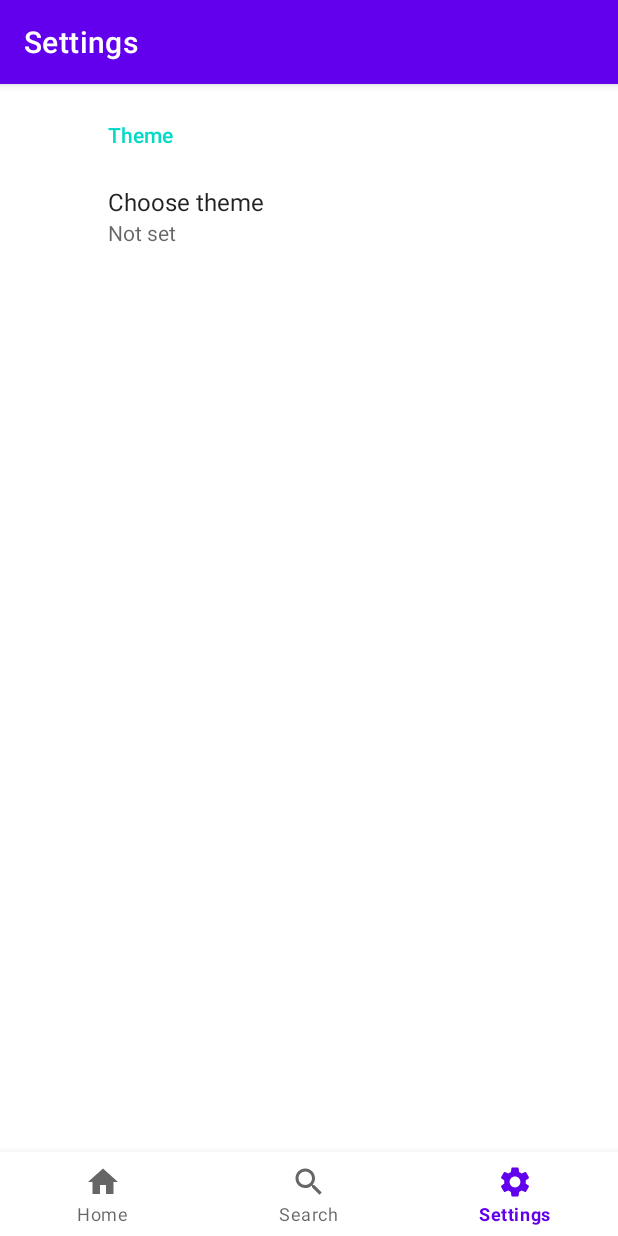
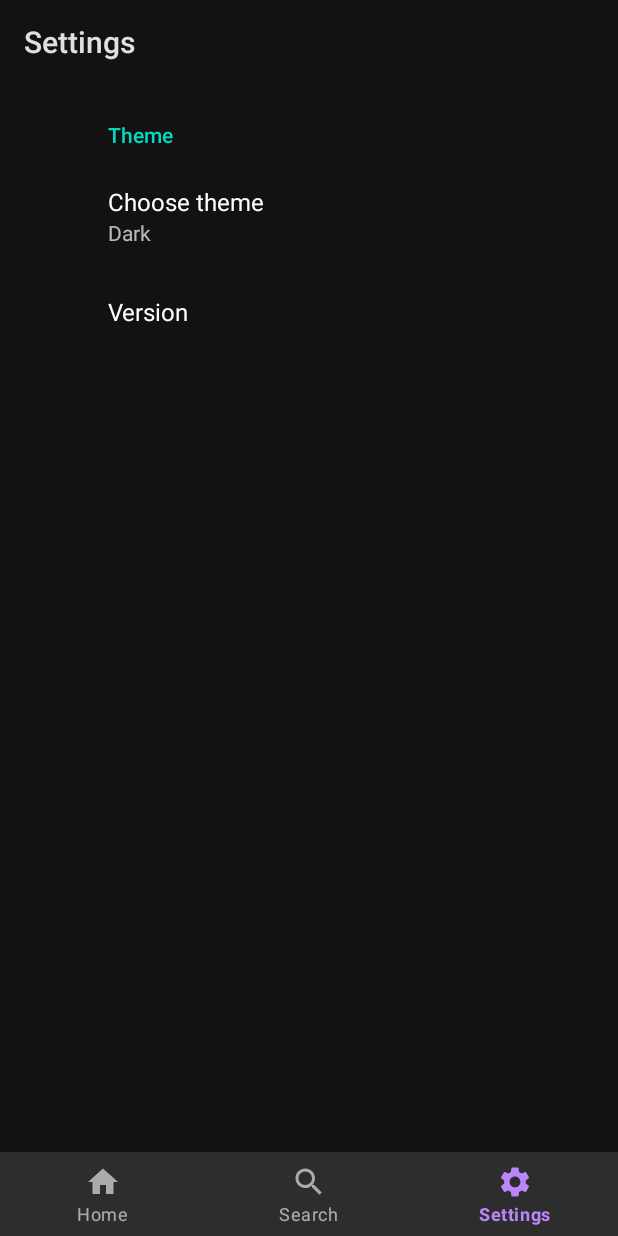
Before and after one commit to jimandreas/SearchViewBottomNav, an Android app: the SettingsFragment screen opened through its navigation route, on a phone screen of 412 x 824 dp. Run offline under Robolectric (Android 15) with nearby library versions, the phone set to English and light mode, and no system bars; our stand-ins replace Timber, androidx.preference, navigation-ui.

Commit message:
theme preference

```diff
--- a/app/src/main/java/com/example/searchviewbottomnav/MainActivity.kt
+++ b/app/src/main/java/com/example/searchviewbottomnav/MainActivity.kt
@@ -1,12 +1,15 @@
 package com.example.searchviewbottomnav
 
 import android.os.Bundle
+
 import com.google.android.material.bottomnavigation.BottomNavigationView
 import androidx.appcompat.app.AppCompatActivity
 import androidx.navigation.findNavController
 import androidx.navigation.ui.AppBarConfiguration
 import androidx.navigation.ui.setupActionBarWithNavController
 import androidx.navigation.ui.setupWithNavController
+import androidx.preference.PreferenceManager
+import com.example.searchviewbottomnav.ui.settings.SettingsFragment.Companion.bashTheTheme
 
 class MainActivity : AppCompatActivity() {
 
@@ -22,5 +25,8 @@ class MainActivity : AppCompatActivity() {
                 R.id.navigation_home, R.id.navigation_search, R.id.navigation_settings))
         setupActionBarWithNavController(navController, appBarConfiguration)
         navView.setupWithNavController(navController)
+
+        val prefs = PreferenceManager.getDefaultSharedPreferences(this)
+        bashTheTheme(prefs!!, resources)
     }
 }
--- a/app/src/main/java/com/example/searchviewbottomnav/ui/settings/SettingsFragment.kt
+++ b/app/src/main/java/com/example/searchviewbottomnav/ui/settings/SettingsFragment.kt
@@ -1,48 +1,63 @@
-@file:Suppress("RedundantSamConstructor")
+@file:Suppress("RedundantSamConstructor", "MoveVariableDeclarationIntoWhen", "UNUSED_VARIABLE")
 
 package com.example.searchviewbottomnav.ui.settings
 
 import android.content.SharedPreferences
-import android.os.Build
+import android.content.res.Resources
 import android.os.Bundle
-import android.util.Log
+import androidx.appcompat.app.AppCompatDelegate
 import androidx.preference.ListPreference
 import androidx.preference.Preference
 import androidx.preference.PreferenceFragmentCompat
+import com.example.searchviewbottomnav.BuildConfig
 import com.example.searchviewbottomnav.R
+import com.example.searchviewbottomnav.util.Defs.TEN_Q_GOOD_BUDDY
 import timber.log.Timber
 
 class SettingsFragment : PreferenceFragmentCompat(),
-    SharedPreferences.OnSharedPreferenceChangeListener {
+        SharedPreferences.OnSharedPreferenceChangeListener {
 
 
     private var themePreference: ListPreference? = null
+    private var savedResources: Resources? = null
 
     override fun onCreatePreferences(savedInstanceState: Bundle?, rootKey: String?) {
+        savedResources = resources
         setPreferencesFromResource(R.xml.root_preferences, rootKey)
         val context = preferenceScreen.context
 
         themePreferenceHandler()
 
-//        val versionPreference = findPreference("app_version")
-//        val currentVersionString = BuildConfig.VERSION_NAME
-//        versionPreference.summary = currentVersionString
+        val versionPreference: Preference? = findPreference("app_version")
+        val currentVersionString = BuildConfig.VERSION_NAME
+        versionPreference!!.summary = currentVersionString
     }
 
+    /**
+     * Adjust the Theme list preference
+     * With TenQAPI29 and above the Android platform has a system Dark Mode setting.
+     * Earlier it was something like a strange Battery Saver.
+     * This function hacks the pref list appropriately.
+     */
     private fun themePreferenceHandler() {
-        themePreference = findPreference(getString(R.string.prefs_theme_key))
-        if (Build.VERSION.SDK_INT >= 29) {
-            themePreference?.entryValues = resources.getStringArray(R.array.theme_array_system_default)
-            themePreference?.entries = resources.getStringArray(R.array.theme_array_system_default)
-        } else {
-            themePreference?.entries = resources.getStringArray(R.array.theme_array_battery_saver)
-            themePreference?.entryValues= resources.getStringArray(R.array.theme_array_battery_saver)
+
+        try {
+            val entries = resources.getStringArray(R.array.theme_array_entries).toMutableList()
+            val entryValues = resources.getStringArray(R.array.theme_array_entry_values).toMutableList()
+
+            themePreference = findPreference(resources.getString(R.string.prefs_theme_key))
+            if (TEN_Q_GOOD_BUDDY) {
+                entries.remove(entries[2])
+                entryValues.remove(entryValues[2])
+            } else {
+                entries.remove(entries[3])
+                entryValues.remove(entryValues[3])
+            }
+            themePreference?.entries = entries.toTypedArray()
+            themePreference?.entryValues = entryValues.toTypedArray()
+        } catch (e: Exception) {
+            Timber.e(e, "Something bad happened in themePreferenceHandler")
         }
-        /*themePreference?.summaryProvider =
-            Preference.SummaryProvider<ListPreference> { preference ->
-                "asdf asdf"
-
-        }*/
     }
 
     override fun onResume() {
@@ -55,42 +70,39 @@ class SettingsFragment : PreferenceFragmentCompat(),
         preferenceScreen.sharedPreferences.unregisterOnSharedPreferenceChangeListener(this)
     }
 
-    override fun onSharedPreferenceChanged(sharedPreferences: SharedPreferences?, key: String?) {
+    override fun onSharedPreferenceChanged(sp: SharedPreferences?, key: String?) {
 
-        if (key == themePreference?.key) {
-            var themeArray: Array<String> = resources.getStringArray(R.array.theme_array_battery_saver)
-            if (Build.VERSION.SDK_INT >= 29) {
-                themeArray = resources.getStringArray(R.array.theme_array_system_default)
-            }
-            val theme = sharedPreferences?.getString(key, "ASDF ASDF")
-
-            when (theme) {
-                themeArray[0] -> Timber.e("Array 0")
-                themeArray[1] -> Timber.e("Array 1")
-                themeArray[2] -> Timber.e("Array 2")
-            }
-            //Timber.e("changed!! key $key at index $index")
+        val themeKey = savedResources!!.getString(R.string.prefs_theme_key)
+        if (key == themeKey) {
+            bashTheTheme(sp, savedResources)
         }
-
     }
 
-    /*
-    *
-    * fun getThemeAndDayNightModeNoActionBar(): Pair<Int, Int> {
-        val appThemesValues = context.resources.getStringArray(R.array.app_themes_values)
-
-        when (getDefaultSharedPreferences().getString(Constants.PREFERENCE_APP_THEME, appThemesValues[0])) {
-            appThemesValues[0] ->
-                return Pair(R.style.AppTheme_NoActionBar, AppCompatDelegate.MODE_NIGHT_NO)
-
-            appThemesValues[1] ->
-                return Pair(R.style.AppTheme_NoActionBar, AppCompatDelegate.MODE_NIGHT_YES)
-
-            appThemesValues[2] ->
-                return Pair(R.style.AppTheme_Black_NoActionBar, AppCompatDelegate.MODE_NIGHT_YES)
+    companion object {
+        /**
+         * Pull the string associated with the theme key and then
+         * set up the appropriate theme.   This is done vie the MainActivity
+         * and also in response to theme preference changes.
+         */
+        fun bashTheTheme(sp: SharedPreferences?, r: Resources?) {
+            try {
+                val themeKey = r!!.getString(R.string.prefs_theme_key)
+                val entryValues = r.getStringArray(R.array.theme_array_entry_values)
+                val setTo = sp!!.getString(themeKey, /* DEF value */ entryValues[0])
+                when (setTo) {
+                    entryValues[0] -> AppCompatDelegate.setDefaultNightMode(AppCompatDelegate.MODE_NIGHT_YES)
+                    entryValues[1] -> AppCompatDelegate.setDefaultNightMode(AppCompatDelegate.MODE_NIGHT_NO)
+                    else -> {
+                        if (TEN_Q_GOOD_BUDDY) {
+                            AppCompatDelegate.setDefaultNightMode(AppCompatDelegate.MODE_NIGHT_FOLLOW_SYSTEM)
+                        } else {
+                            AppCompatDelegate.setDefaultNightMode(AppCompatDelegate.MODE_NIGHT_AUTO_BATTERY)
+                        }
+                    }
+                }
+            } catch (e: Exception) {
+                Timber.e(e, "Something bad happened in bashTheTheme")
+            }
         }
-
-        return Pair(-1, -1)
     }
-    * */
 }
--- /dev/null
+++ b/app/src/main/java/com/example/searchviewbottomnav/util/Defs.kt
@@ -0,0 +1,11 @@
+package com.example.searchviewbottomnav.util
+
+import android.os.Build
+
+object Defs {
+
+    /*
+     * API29 / Q / Android 10
+     */
+    val TEN_Q_GOOD_BUDDY = Build.VERSION.SDK_INT >= Build.VERSION_CODES.Q
+}
--- a/app/src/main/res/values/strings.xml
+++ b/app/src/main/res/values/strings.xml
@@ -17,30 +17,24 @@
     <string name="prefs_theme">Theme</string>
     <string name="prefs_theme_key">theme_key</string>
 
-    <string name="prefs_theme_default_value">SOME DEFAULT VALUE</string>
+    <string name="prefs_theme_default_value">dark</string>
     <string name="prefs_theme_dialog_title">Choose theme</string>
     <string name="prefs_theme_summary">CURRENT SETTING GOES HERE</string>
     <string name="prefs_theme_title">Choose theme</string>
 
 
-    <array name="theme_array_battery_saver">
+    <array name="theme_array_entries">
         <item>Dark</item>
         <item>Light</item>
         <item>Set by Battery Saver</item>
-    </array>
-
-    <array name="theme_array_system_default">
-        <item>Dark</item>
-        <item>Light</item>
         <item>System Default</item>
     </array>
 
-
-    <string-array name="planets_array">
-        <item>Mercury</item>
-        <item>Venus</item>
-        <item>Earth</item>
-        <item>Mars</item>
-    </string-array>
+    <array name="theme_array_entry_values">
+        <item>dark</item>
+        <item>light</item>
+        <item>battery</item>
+        <item>system</item>
+    </array>
 
 </resources>
--- a/app/src/main/res/xml/root_preferences.xml
+++ b/app/src/main/res/xml/root_preferences.xml
@@ -8,15 +8,21 @@
             android:key="@string/prefs_theme_key"
             android:defaultValue="@string/prefs_theme_default_value"
             android:dialogTitle="@string/prefs_theme_dialog_title"
-
-
+            android:entries="@array/theme_array_entries"
+            android:entryValues="@array/theme_array_entry_values"
             android:title="@string/prefs_theme_title"
             app:useSimpleSummaryProvider="true" />
 
     </PreferenceCategory>
 
+    <Preference
+        android:key="app_version"
+        android:title="Version"
+
+        android:clickable="false"
+        android:selectable="false"
+        >
+    </Preference>
+
 
 </PreferenceScreen>
-
-    <!--            android:entries="@array/theme_array"
-                android:entryValues="@array/theme_array"-->
```
Also changed, not shown: app/build.gradle (+5 -3 lines).
